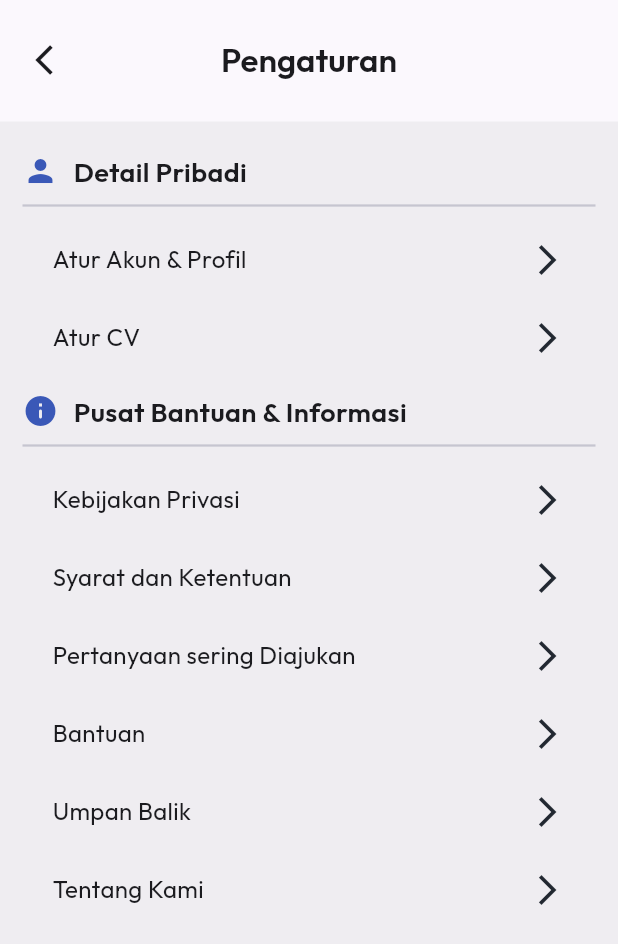
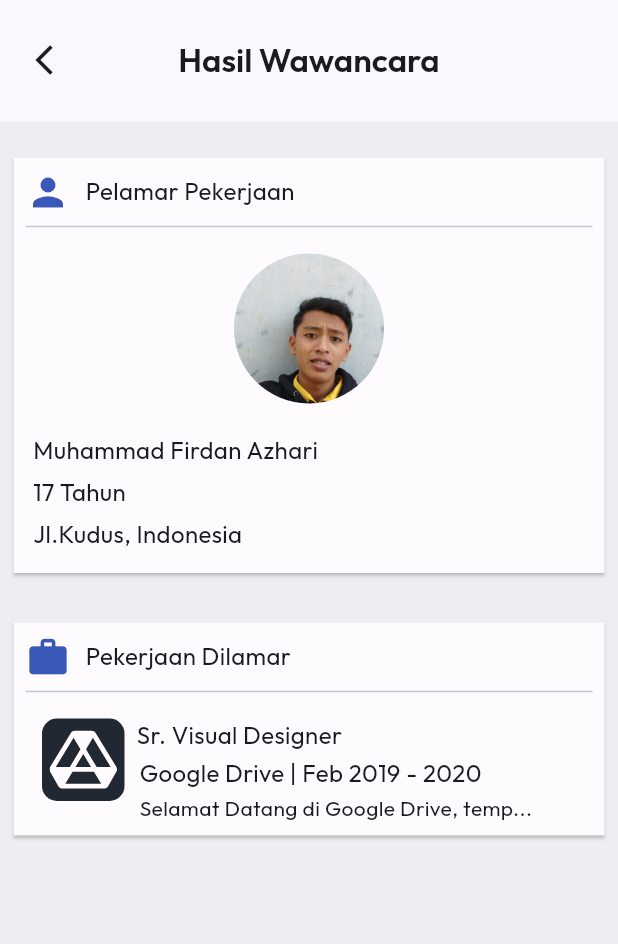
Before and after one commit to FirdanAz/CariIn-v2, a Flutter app: the ProfileSettingPage screen opened directly, after a tap on "Bantuan", on a phone screen of 412 x 824 dp. Shown: the top 944 px of the screen. Run offline on Flutter 3.47's test engine with Material 2 defaults, Android fonts, the light colour scheme and no system bars; our stand-ins replace carousel_slider, cloud_firestore, firebase_core, firebase_messaging, flutter_image_compress, flutter_local_notifications and 11 more; missing offline and left inert: flutter_pdfview; accounts and stored records are empty; project files that could hold a hidden picture were left out.

Commit message:
Hasil Wawancara Page

```diff
--- /dev/null
+++ b/lib/ui/lowongan/lamar_page/lamar/hasil_wawancara.dart
@@ -0,0 +1,229 @@
+import 'package:flutter/material.dart';
+import 'package:flutter_svg/flutter_svg.dart';
+
+import '../../../../common/app_assets.dart';
+import '../../../../common/app_color.dart';
+
+class HasilWawancara extends StatefulWidget {
+  const HasilWawancara({super.key});
+
+  @override
+  State<HasilWawancara> createState() => _HasilWawancaraState();
+}
+
+class _HasilWawancaraState extends State<HasilWawancara> {
+  @override
+  Widget build(BuildContext context) {
+    var color = AppColor.theme(Theme.of(context).brightness);
+    return Scaffold(
+      backgroundColor: color.surfaceContainer,
+      appBar: AppBar(
+        automaticallyImplyLeading: false,
+        leading: Container(
+          child: InkWell(
+            onTap: () => Navigator.of(context).pop(true),
+            child: Icon(Icons.arrow_back_ios),
+          ),
+          margin: EdgeInsets.only(left: 15),
+        ),
+        centerTitle: true,
+        title: Text(
+          'Hasil Wawancara',
+          style: TextStyle(
+            fontWeight: FontWeight.w600,
+          ),
+        ),
+        toolbarHeight: 80,
+        backgroundColor: color.surface,
+        bottom: PreferredSize(
+          preferredSize: const Size.fromHeight(1),
+          child: Container(
+            width: double.maxFinite,
+            color: color.secondary,
+          ),
+        ),
+      ),
+      body: Column(
+        children: [
+          SizedBox(height: 20),
+          Container(
+            margin: EdgeInsets.symmetric(horizontal: 5),
+            width: double.maxFinite,
+            child: Column(
+              children: [
+                Card(
+                  shape: RoundedRectangleBorder(
+                      borderRadius: BorderRadius.circular(0)),
+                  color: color.background,
+                  child: Padding(
+                    padding: EdgeInsets.all(8.0),
+                    child: Column(
+                      children: [
+                        Row(
+                          children: [
+                            Icon(
+                              Icons.person,
+                              size: 30,
+                              color: color.primary,
+                            ),
+                            SizedBox(width: 10),
+                            Text(
+                              'Pelamar Pekerjaan',
+                              style: TextStyle(
+                                fontSize: 16,
+                              ),
+                            ),
+                          ],
+                        ),
+                        Divider(),
+                        SizedBox(height: 10),
+                        CircleAvatar(
+                          radius: 50,
+                          backgroundImage: AssetImage(AppAssets.firdanImg),
+                        ),
+                        SizedBox(height: 20),
+                        Column(
+                          crossAxisAlignment: CrossAxisAlignment.start,
+                          children: [
+                            Container(
+                              margin: EdgeInsets.only(left: 5),
+                              width: double.maxFinite,
+                              child: Text(
+                                'Muhammad Firdan Azhari',
+                                style: TextStyle(
+                                  fontSize: 16,
+                                ),
+                              ),
+                            ),
+                            SizedBox(height: 5),
+                            Container(
+                              margin: EdgeInsets.only(left: 5),
+                              width: double.maxFinite,
+                              child: Text(
+                                '17 Tahun',
+                                style: TextStyle(
+                                  fontSize: 16,
+                                ),
+                              ),
+                            ),
+                            SizedBox(height: 5),
+                            Container(
+                              margin: EdgeInsets.only(left: 5),
+                              width: double.maxFinite,
+                              child: Text(
+                                'Jl.Kudus, Indonesia',
+                                style: TextStyle(
+                                  fontSize: 16,
+                                ),
+                              ),
+                            ),
+                            SizedBox(height: 6),
+                          ],
+                        ),
+                      ],
+                    ),
+                  ),
+                )
+              ],
+            ),
+          ),
+          SizedBox(height: 25),
+          Container(
+            margin: EdgeInsets.symmetric(horizontal: 5),
+            width: double.maxFinite,
+            child: Column(
+              children: [
+                Card(
+                  shape: RoundedRectangleBorder(
+                      borderRadius: BorderRadius.circular(0)),
+                  color: color.background,
+                  child: Padding(
+                    padding: EdgeInsets.all(8.0),
+                    child: Column(
+                      children: [
+                        Row(
+                          children: [
+                            Icon(
+                              Icons.work,
+                              size: 30,
+                              color: color.primary,
+                            ),
+                            SizedBox(width: 10),
+                            Text(
+                              'Pekerjaan Dilamar',
+                              style: TextStyle(
+                                fontSize: 16,
+                              ),
+                            )
+                          ],
+                        ),
+                        Divider(),
+                        SizedBox(height: 10),
+                        Container(
+                          width: double.maxFinite,
+                          margin: EdgeInsets.symmetric(horizontal: 1),
+                          child: Row(
+                            crossAxisAlignment: CrossAxisAlignment.start,
+                            children: [
+                              Padding(
+                                padding: EdgeInsets.all(5),
+                              ),
+                              Container(
+                                width: 55,
+                                height: 55,
+                                padding: EdgeInsets.all(5),
+                                decoration: BoxDecoration(
+                                    color: color.black,
+                                    borderRadius: BorderRadius.circular(10)),
+                                child: SvgPicture.asset(
+                                  AppAssets.gsDriveIcon,
+                                  color: color.white,
+                                ),
+                              ),
+                              Column(
+                                crossAxisAlignment: CrossAxisAlignment.start,
+                                children: [
+                                  Padding(padding: EdgeInsets.only(left: 15)),
+                                  Container(
+                                    margin: EdgeInsets.only(left: 8),
+                                    child: Text(
+                                      'Sr. Visual Designer',
+                                      style: TextStyle(
+                                        fontSize: 16,
+                                      ),
+                                    ),
+                                  ),
+                                  Padding(padding: EdgeInsets.all(1)),
+                                  Container(
+                                    margin: EdgeInsets.only(left: 10),
+                                    child: Text(
+                                      'Google Drive | Feb 2019 - 2020',
+                                      style: TextStyle(
+                                        fontSize: 16,
+                                      ),
+                                    ),
+                                  ),
+                                  Padding(padding: EdgeInsets.all(1)),
+                                  Container(
+                                    margin: EdgeInsets.only(left: 10),
+                                    child: Text(
+                                      'Selamat Datang di Google Drive, temp...',
+                                    ),
+                                  )
+                                ],
+                              )
+                            ],
+                          ),
+                        ),
+                      ],
+                    ),
+                  ),
+                )
+              ],
+            ),
+          ),
+        ],
+      ),
+    );
+  }
+}
--- a/lib/ui/lowongan/profile_page/profile_settings.dart
+++ b/lib/ui/lowongan/profile_page/profile_settings.dart
@@ -1,8 +1,10 @@
 import 'package:cariin_v2/common/app_color.dart';
 import 'package:cariin_v2/ui/lowongan/atur%20cv/cv.dart';
+import 'package:cariin_v2/ui/lowongan/lamar_page/lamar/hasil_wawancara.dart';
 import 'package:cariin_v2/ui/lowongan/profile_page/Account_settings.dart';
 import 'package:cariin_v2/ui/lowongan/profile_page/about_page.dart';
 import 'package:cariin_v2/ui/lowongan/profile_page/change_password.dart';
+import 'package:cariin_v2/ui/lowongan/profile_page/feedback.dart';
 import 'package:cariin_v2/ui/options/options.dart';
 import 'package:cariin_v2/ui/widget/setting_content_button.dart';
 import 'package:flutter/cupertino.dart';
@@ -133,9 +135,29 @@ class _ProfileSettingPageState extends State<ProfileSettingPage> {
                 title: "Pertanyaan sering Diajukan",
                 onTap: () {}),
             SettingContentButton(
-                context: context, title: "Bantuan", onTap: () {}),
+              context: context,
+              title: "Bantuan",
+              onTap: () {
+                Navigator.push(
+                  context,
+                  MaterialPageRoute(
+                    builder: (context) => HasilWawancara(),
+                  ),
+                );
+              },
+            ),
             SettingContentButton(
-                context: context, title: "Umpan Balik", onTap: () {}),
+              context: context,
+              title: "Umpan Balik",
+              onTap: () {
+                Navigator.push(
+                  context,
+                  MaterialPageRoute(
+                    builder: (context) => FeedBackPage(),
+                  ),
+                );
+              },
+            ),
             SettingContentButton(
                 context: context,
                 title: "Tentang Kami",
```
Also changed, not shown: lib/ui/lowongan/lamar_page/lamar/lamaran_result.dart (+53 -11 lines), lib/ui/lowongan/profile_page/Account_settings.dart (+6 -17 lines), lib/ui/lowongan/profile_page/birthdate.dart (deleted, +0 -88 lines), lib/ui/lowongan/profile_page/change_profile.dart (+59 -3 lines), lib/ui/lowongan/profile_page/feedback.dart (added, +123 -0 lines).
